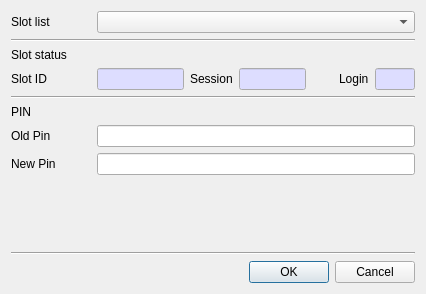
Old version of the form CryptokiMan/set_pin_dlg.ui in the repository jykim74/CryptokiMan.
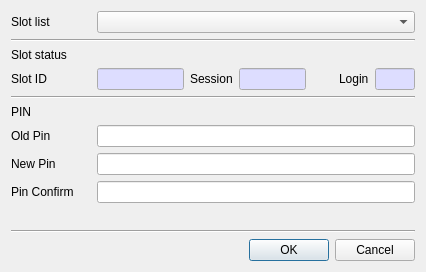
New version of the form.

Patch:
```diff
--- a/CryptokiMan/set_pin_dlg.ui
+++ b/CryptokiMan/set_pin_dlg.ui
@@ -7,7 +7,7 @@
     <x>0</x>
     <y>0</y>
     <width>426</width>
-    <height>294</height>
+    <height>272</height>
    </rect>
   </property>
   <property name="windowTitle">
@@ -312,6 +312,13 @@
        </property>
       </widget>
      </item>
+     <item row="1" column="1">
+      <widget class="QLineEdit" name="mNewPinText">
+       <property name="echoMode">
+        <enum>QLineEdit::Password</enum>
+       </property>
+      </widget>
+     </item>
      <item row="1" column="0">
       <widget class="QLabel" name="label_8">
        <property name="text">
@@ -319,8 +326,15 @@
        </property>
       </widget>
      </item>
-     <item row="1" column="1">
-      <widget class="QLineEdit" name="mNewPinText">
+     <item row="2" column="0">
+      <widget class="QLabel" name="label_9">
+       <property name="text">
+        <string>Pin Confirm</string>
+       </property>
+      </widget>
+     </item>
+     <item row="2" column="1">
+      <widget class="QLineEdit" name="mPinConfText">
        <property name="echoMode">
         <enum>QLineEdit::Password</enum>
        </property>
```
